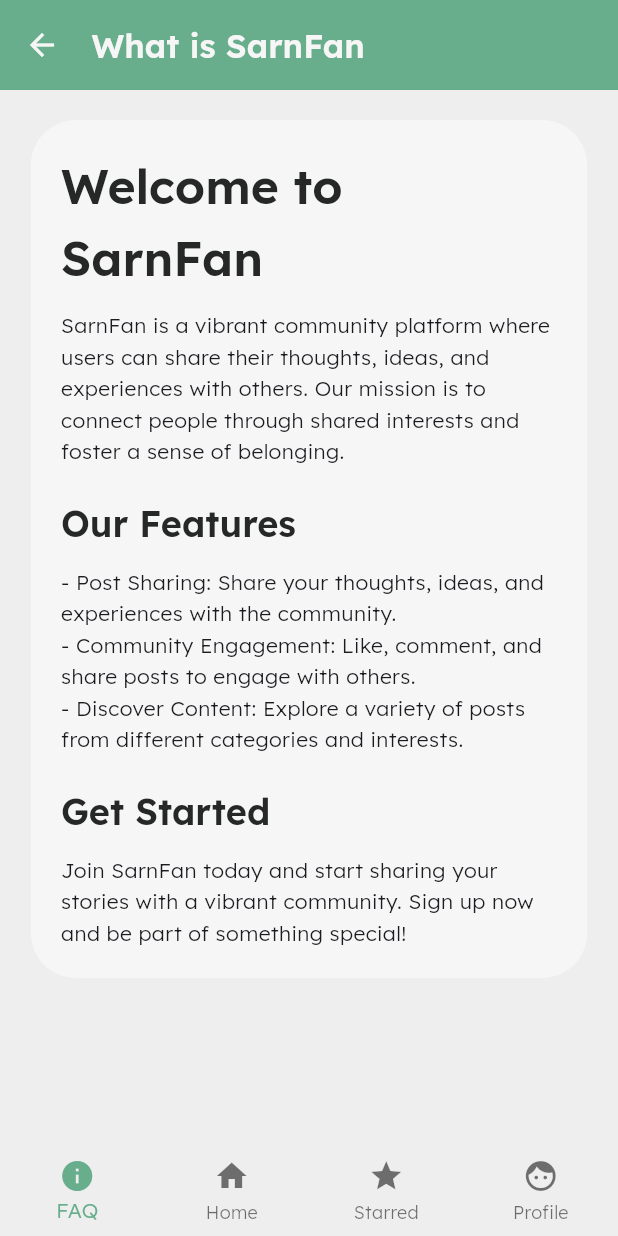
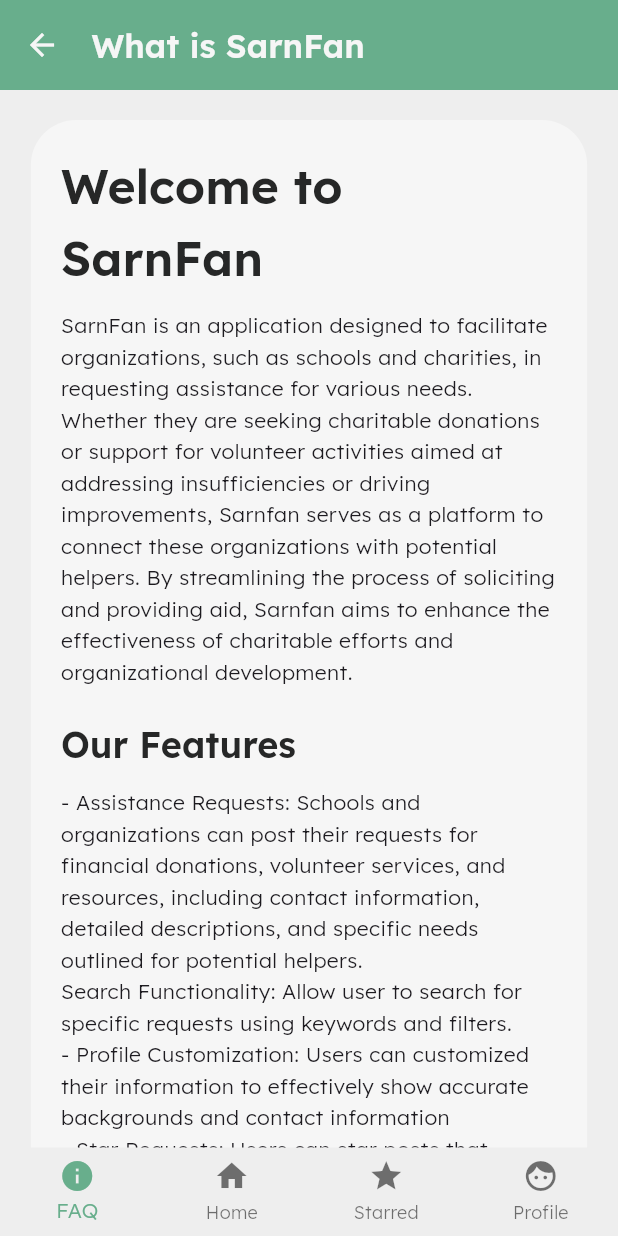
Before and after one commit to nonsomroop/sarnfan-flutter, a Flutter app: the WhatIsSarnFanPage screen opened by its route, on a phone screen of 412 x 824 dp. Run offline on Flutter 3.47's test engine with Material 3 defaults, Android fonts, the phone set to English and light mode, and no system bars; our stand-ins replace flutter_dotenv, flutter_map, flutter_secure_storage, go_router, google_fonts, image_picker and 2 more; accounts and stored records are empty; network calls fail.

Commit message:
[update] faq

```diff
--- a/sarnfan/lib/screens/faq/faq.dart
+++ b/sarnfan/lib/screens/faq/faq.dart
@@ -24,8 +24,8 @@ class FAQPage extends StatelessWidget {
             mainAxisAlignment: MainAxisAlignment.center,
             children: <Widget>[
               FAQItem(path: "/what-is-sarnfan", text: "What is SarnFan?"),
-              FAQItem(path: "faq/how-to-use", text: "How to use?"),
-              FAQItem(path: "faq/how-to-verify", text: "How to get verified?"),
+              FAQItem(path: "/how-to-use", text: "How to use?"),
+              FAQItem(path: "/how-to-get-verified", text: "How to get verified?"),
             ],
           ),
           const SizedBox(
--- a/sarnfan/lib/screens/faq/what_is_sarnfan.dart
+++ b/sarnfan/lib/screens/faq/what_is_sarnfan.dart
@@ -1,4 +1,5 @@
 import 'package:flutter/material.dart';
+import 'package:go_router/go_router.dart';
 import 'package:sarnfan/themes/color_theme.dart';
 import 'package:sarnfan/widgets/bottom_nav.dart';
 
@@ -16,7 +17,7 @@ class WhatIsSarnFanPage extends StatelessWidget {
           // padding: const EdgeInsets.only(left: 20),
           icon: const Icon(Icons.arrow_back),
           onPressed: () {
-            Navigator.pop(context);
+            context.pop(context);
           },
         ),
         title: Text('What is SarnFan',
@@ -53,7 +54,7 @@ class WhatIsSarnFanPage extends StatelessWidget {
                       ),
                       const SizedBox(height: 10),
                       Text(
-                        'SarnFan is a vibrant community platform where users can share their thoughts, ideas, and experiences with others. Our mission is to connect people through shared interests and foster a sense of belonging.',
+                        'SarnFan is an application designed to facilitate organizations, such as schools and charities, in requesting assistance for various needs. Whether they are seeking charitable donations or support for volunteer activities aimed at addressing insufficiencies or driving improvements, Sarnfan serves as a platform to connect these organizations with potential helpers. By streamlining the process of soliciting and providing aid, Sarnfan aims to enhance the effectiveness of charitable efforts and organizational development.',
                         style: Theme.of(context).textTheme.bodyMedium,
                       ),
                       const SizedBox(height: 20),
@@ -66,9 +67,10 @@ class WhatIsSarnFanPage extends StatelessWidget {
                       ),
                       const SizedBox(height: 10),
                       Text(
-                        '- Post Sharing: Share your thoughts, ideas, and experiences with the community.\n'
-                        '- Community Engagement: Like, comment, and share posts to engage with others.\n'
-                        '- Discover Content: Explore a variety of posts from different categories and interests.',
+                        '- Assistance Requests: Schools and organizations can post their requests for financial donations, volunteer services, and resources, including contact information, detailed descriptions, and specific needs outlined for potential helpers.\n'
+                        'Search Functionality: Allow user to search for specific requests using keywords and filters.\n'
+                        '- Profile Customization: Users can customized their information to effectively show accurate backgrounds and contact information\n'
+                        '- Star Requests: Users can star posts that interest them to their profile for easy access and reference\n',
                         style: Theme.of(context).textTheme.bodyMedium,
                       ),
                       const SizedBox(height: 20),
--- a/sarnfan/lib/widgets/faq_item.dart
+++ b/sarnfan/lib/widgets/faq_item.dart
@@ -13,7 +13,7 @@ class FAQItem extends StatelessWidget {
       padding: const EdgeInsets.only(left: 50, right: 50, top: 20, bottom: 20),
       child: ElevatedButton(
         onPressed: () {
-          context.go(path);
+          context.push(path);
         },
         style: ButtonStyle(
           fixedSize:
```
Also changed, not shown: sarnfan/lib/screens/faq/how_to_get_verified.dart (+27 -1 lines), sarnfan/lib/screens/faq/how_to_use.dart (+27 -1 lines).
